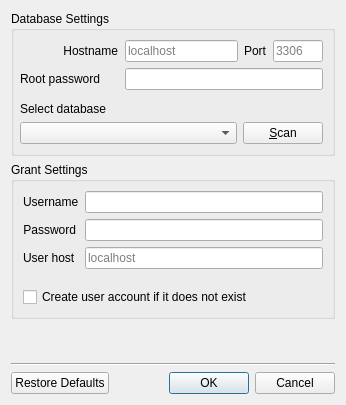
Qt form ui/permissionmanager.ui (pwizard2/robojournal) before a commit.
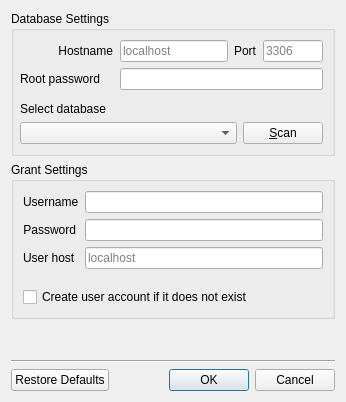
The same form after that commit. Icons and pictures are not drawn.

```diff
--- a/ui/permissionmanager.ui
+++ b/ui/permissionmanager.ui
@@ -7,7 +7,7 @@
     <x>0</x>
     <y>0</y>
     <width>346</width>
-    <height>405</height>
+    <height>402</height>
    </rect>
   </property>
   <property name="windowTitle">
@@ -65,7 +65,7 @@
          <widget class="QLineEdit" name="Port">
           <property name="maximumSize">
            <size>
-            <width>50</width>
+            <width>60</width>
             <height>16777215</height>
            </size>
           </property>
```
